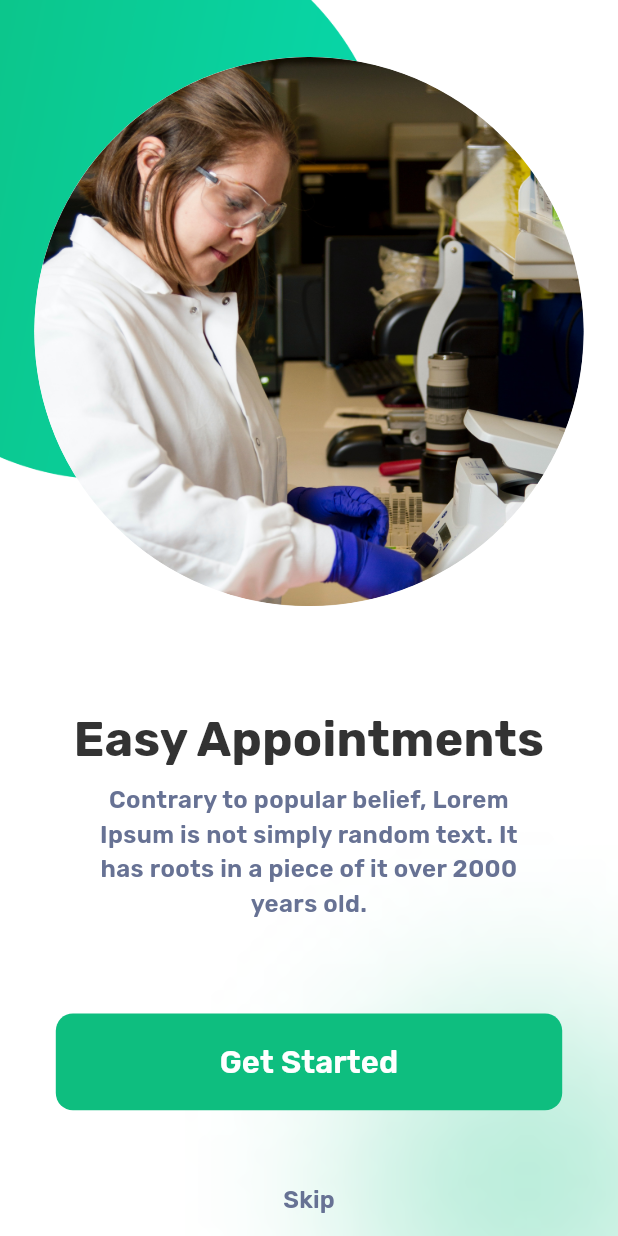
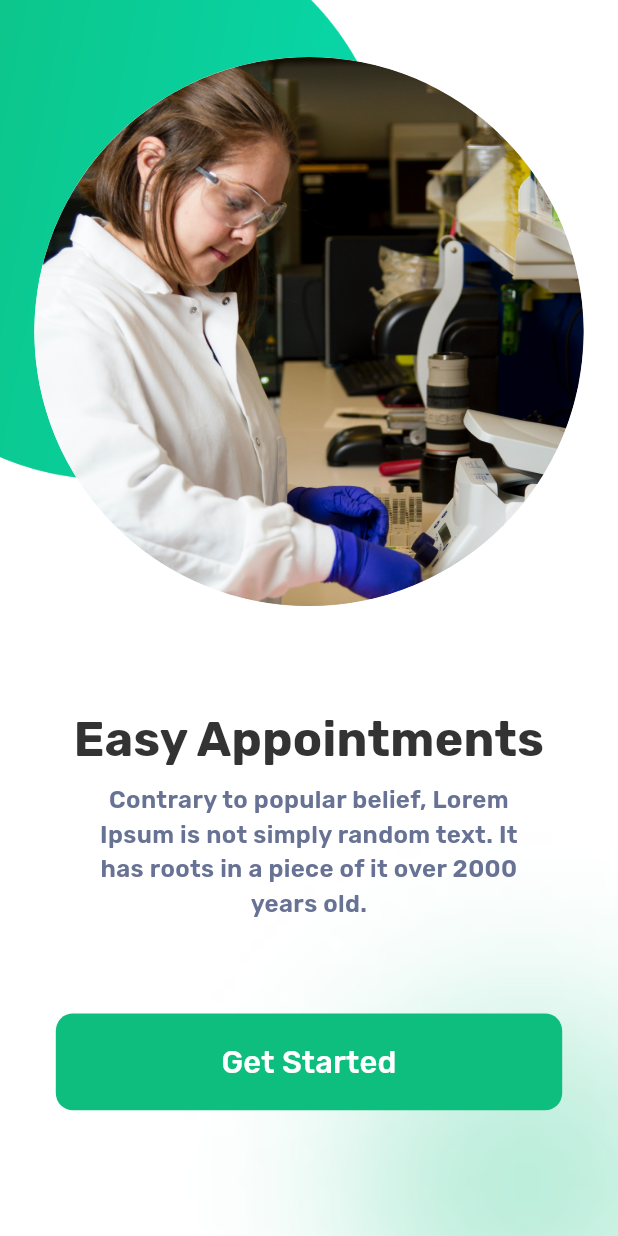
Before and after one commit to nadiakhaled1411999/Doctor-Hunt, a Flutter app: the screen it shows after launch, swiped to page 3, on a phone screen of 412 x 824 dp. Run offline on Flutter 3.47's test engine with Material 3 defaults, Android fonts, the phone set to English and light mode, and no system bars; our stand-ins replace flutter_screenutil, flutter_svg.

Commit message:
final7 cmmit

```diff
--- /dev/null
+++ b/lib/core/theming/styles.dart
@@ -0,0 +1,134 @@
+
+import 'package:flutter/material.dart';
+import 'package:untitled/core/theming/app_colors.dart';
+
+class AppStyles {
+  AppStyles._();
+
+  static final AppStyles _instance = AppStyles._();
+
+  factory AppStyles() => _instance;
+
+  static TextStyle getRegularStyle({
+    double fontSize = 14,
+    Color? color = AppColors.primaryColor,
+    FontWeight? fontWeight = FontWeight.w400,
+    // String fontFamily = FontFamilies.interFamily,
+    double? letterSpacing,
+    FontStyle? fontStyle,
+    double? height,
+    double? wordSpacing,
+    TextDecoration? decoration,
+    TextDecorationStyle? decorationStyle,
+    TextBaseline? textBaseline,
+    Color? decorationColor,
+    Color? backgroundColor,
+  }) =>
+      TextStyle(
+        fontSize: fontSize,
+        fontWeight: fontWeight,
+        // fontFamily: fontFamily,
+        color: color,
+        letterSpacing: letterSpacing,
+        fontStyle: fontStyle,
+        height: height,
+        wordSpacing: wordSpacing,
+        decoration: decoration,
+        decorationStyle: decorationStyle,
+        textBaseline: textBaseline,
+        decorationColor: decorationColor,
+        backgroundColor: backgroundColor,
+      );
+
+  static TextStyle getBoldStyle({
+    double fontSize = 16,
+    Color? color = AppColors.primaryColor,
+    FontWeight? fontWeight = FontWeight.w700,
+    // String fontFamily = FontFamilies.interFamily,
+    double? letterSpacing,
+    FontStyle? fontStyle,
+    double? height,
+    double? wordSpacing,
+    TextDecoration? decoration,
+    TextDecorationStyle? decorationStyle,
+    TextBaseline? textBaseline,
+    Color? decorationColor,
+    Color? backgroundColor,
+  }) =>
+      TextStyle(
+        fontSize: fontSize,
+        fontWeight: fontWeight,
+        // fontFamily: fontFamily,
+        color: color,
+        letterSpacing: letterSpacing,
+        fontStyle: fontStyle,
+        height: height,
+        wordSpacing: wordSpacing,
+        decoration: decoration,
+        decorationStyle: decorationStyle,
+        textBaseline: textBaseline,
+        decorationColor: decorationColor,
+        backgroundColor: backgroundColor,
+      );
+
+  static TextStyle getSemiBoldStyle({
+    double fontSize = 12,
+    Color? color = AppColors.primaryColor,
+    FontWeight? fontWeight = FontWeight.w600,
+    // String fontFamily = FontFamilies.interFamily,
+    double? letterSpacing,
+    FontStyle? fontStyle,
+    double? height,
+    double? wordSpacing,
+    TextDecoration? decoration,
+    TextDecorationStyle? decorationStyle,
+    TextBaseline? textBaseline,
+    Color? decorationColor,
+    Color? backgroundColor,
+  }) =>
+      TextStyle(
+        fontSize: fontSize,
+        fontWeight: fontWeight,
+        // fontFamily: fontFamily,
+        color: color,
+        letterSpacing: letterSpacing,
+        fontStyle: fontStyle,
+        height: height,
+        wordSpacing: wordSpacing,
+        decoration: decoration,
+        decorationStyle: decorationStyle,
+        textBaseline: textBaseline,
+        decorationColor: decorationColor,
+        backgroundColor: backgroundColor,
+      );
+  static TextStyle getMediumStyle({
+    double fontSize = 13,
+    Color? color = AppColors.primaryColor,
+    FontWeight? fontWeight = FontWeight.w500,
+    // String fontFamily = FontFamilies.interFamily,
+    double? letterSpacing,
+    FontStyle? fontStyle,
+    double? height,
+    double? wordSpacing,
+    TextDecoration? decoration,
+    TextDecorationStyle? decorationStyle,
+    TextBaseline? textBaseline,
+    Color? decorationColor,
+    Color? backgroundColor,
+  }) =>
+      TextStyle(
+        fontSize: fontSize,
+        fontWeight: fontWeight,
+        // fontFamily: fontFamily,
+        color: color,
+        letterSpacing: letterSpacing,
+        fontStyle: fontStyle,
+        height: height,
+        wordSpacing: wordSpacing,
+        decoration: decoration,
+        decorationStyle: decorationStyle,
+        textBaseline: textBaseline,
+        decorationColor: decorationColor,
+        backgroundColor: backgroundColor,
+      );
+}
--- /dev/null
+++ b/lib/doctor_hunt_app.dart
@@ -0,0 +1,30 @@
+import 'package:flutter/material.dart';
+import 'package:flutter_screenutil/flutter_screenutil.dart';
+
+import 'features/onboarding/presentation/screens/onboarding.dart';
+
+class DoctorHuntApp extends StatelessWidget {
+  const DoctorHuntApp({super.key});
+
+  // This widget is the root of your application.
+  @override
+  Widget build(BuildContext context){
+    return   ScreenUtilInit(
+      designSize: const Size(360, 690),
+      minTextAdapt: true,
+      splitScreenMode: true,
+      // Use builder only if you need to use library outside ScreenUtilInit context
+      builder: (_ , child) {
+        return MaterialApp(
+          debugShowCheckedModeBanner: false,
+          title: 'Doctor Hunt',
+
+          home:OnboardingPage(),
+
+
+        );
+      },
+
+    );
+  }
+}
--- a/lib/features/auth/presentation/screens/login_screen.dart
+++ b/lib/features/auth/presentation/screens/login_screen.dart
@@ -7,6 +7,7 @@ import 'package:untitled/core/theming/app_colors.dart';
 
 import 'package:untitled/core/theming/app_styles.dart';
 import 'package:untitled/core/widgets/app_text_button.dart';
+import 'package:untitled/features/auth/presentation/screens/sign_up_screen.dart';
 import 'package:untitled/features/auth/presentation/widgest/login_text_form_field.dart';
 import 'package:untitled/features/auth/presentation/widgest/sochial_button.dart';
 
@@ -85,7 +86,12 @@ class LoginScreen extends StatelessWidget {
                           style: TextStyle(color:  AppColors.primaryColor),
                         ),
                         TextButton(
-                          onPressed: () {},
+                          onPressed: () {
+                            Navigator.push(
+                                context,
+                                MaterialPageRoute(
+                                builder: (context) => SignUpScreen()),);
+                          },
                           child: Text(
                             'Join us',
                             style: TextStyle(color:AppColors. primaryColor),
--- a/lib/features/auth/presentation/screens/sign_up_screen.dart
+++ b/lib/features/auth/presentation/screens/sign_up_screen.dart
@@ -18,7 +18,8 @@ class SignUpScreen extends StatelessWidget {
   @override
   Widget build(BuildContext context) {
     return Scaffold(
-      body: Stack(
+      body:  SafeArea(
+        child: Stack(
           children: [
             Positioned.fill(
               child: Image.asset(
@@ -116,6 +117,7 @@ class SignUpScreen extends StatelessWidget {
             ),
           ],
         ),
+      ),
     );
   }
 }
--- a/lib/features/onboarding/presentation/screens/onboarding.dart
+++ b/lib/features/onboarding/presentation/screens/onboarding.dart
@@ -4,8 +4,9 @@ import 'package:untitled/core/constants/app_assets.dart';
 import 'package:untitled/core/heplers/spacing.dart';
 import 'package:untitled/core/theming/app_colors.dart';
 import 'package:untitled/core/theming/app_styles.dart';
-import 'package:untitled/features/onboarding/presentation/widgest/text_button_onboarding.dart';
 
+
+import '../../../auth/presentation/screens/login_screen.dart';
 import '../../logic/onboarding_data.dart';
 
 class OnboardingPage extends StatefulWidget {
@@ -83,7 +84,61 @@ class _OnboardingPageState extends State<OnboardingPage> {
                   },
                 ),
               ),
-              TextButtonOnboarding(),
+              Container(
+                margin: EdgeInsets.symmetric(vertical: 20.h),
+                width: 295.w,
+                height: 54.h,
+                decoration: BoxDecoration(
+                  borderRadius: BorderRadius.circular(10.r),
+                  color: AppColors.primaryColor,
+                ),
+                child: TextButton(
+                  onPressed: () {
+                    if (currentIndex == controller.items.length - 1) {
+                      Navigator.pushReplacement(
+                        context,
+                        MaterialPageRoute(
+                          builder: (context) => LoginScreen(),
+                        ),
+                      );
+                    } else {
+                      pageController.animateToPage(
+                        currentIndex + 1,
+                        duration: const Duration(milliseconds: 300),
+                        curve: Curves.easeInOut,
+                      );
+                    }
+                  },
+                  child: Text(
+                    currentIndex == controller.items.length - 1
+                        ? "Get Started"
+                        : "Get Started",
+                    style: TextStyle(
+                      color: AppColors.white,
+                      fontSize: 18.sp,
+                      fontFamily: 'Rubik',
+                    ),
+                  ),
+                ),
+              ),
+              verticalSpace(10),
+              TextButton(
+                onPressed: () {
+                  setState(() {
+                    pageController.animateToPage(
+                      controller.items.length - 1,
+                      duration: const Duration(milliseconds: 300),
+                      curve: Curves.easeInOut,
+                    );
+                  });
+                },
+                child: currentIndex == controller.items.length - 1
+                    ? SizedBox.shrink()
+                    : Text(
+                        "Skip",
+                        style: AppStyles.getDescriptionStyle(),
+                      ),
+              ),
             ],
           ),
         ],
--- a/lib/main.dart
+++ b/lib/main.dart
@@ -2,37 +2,12 @@
 
 import 'package:flutter/material.dart';
 import 'package:flutter_screenutil/flutter_screenutil.dart';
+import 'package:untitled/doctor_hunt_app.dart';
 import 'package:untitled/features/onboarding/presentation/screens/onboarding.dart';
 
 
 void main()async {
   WidgetsFlutterBinding.ensureInitialized();
   await ScreenUtil.ensureScreenSize();
-  runApp(const MyApp());
+  runApp(const DoctorHuntApp());
 }
-
-class MyApp extends StatelessWidget {
-  const MyApp({super.key});
-
-  // This widget is the root of your application.
-  @override
-  Widget build(BuildContext context){
-    return   ScreenUtilInit(
-      designSize: const Size(360, 690),
-      minTextAdapt: true,
-      splitScreenMode: true,
-      // Use builder only if you need to use library outside ScreenUtilInit context
-      builder: (_ , child) {
-        return MaterialApp(
-          debugShowCheckedModeBanner: false,
-          title: 'Doctor Hunt',
-
-          home:OnboardingPage(),
-
-
-        );
-      },
-
-    );
-  }
-}
--- a/native_splash.yaml
+++ b/native_splash.yaml
@@ -1,10 +1,9 @@
 flutter_native_splash:
 
+
+  #background_image: "assets/images/Splashb.png"
+  image: assets/images/splash.png
   color: "#ffffff"
-  #background_image: "assets/images/Splash.png"
-
-
-  image: assets/images/splash.png
 
 
   android_12:
@@ -17,4 +16,4 @@ flutter_native_splash:
 
   android: true
   ios: true
-  #web: false
+  fullscreen: true
```
Also changed, not shown: assets/images/splashb.png (deleted), assets/images/splashbackg.png (deleted), 22 other files. Lines whose indentation alone changed are shown as unchanged.
